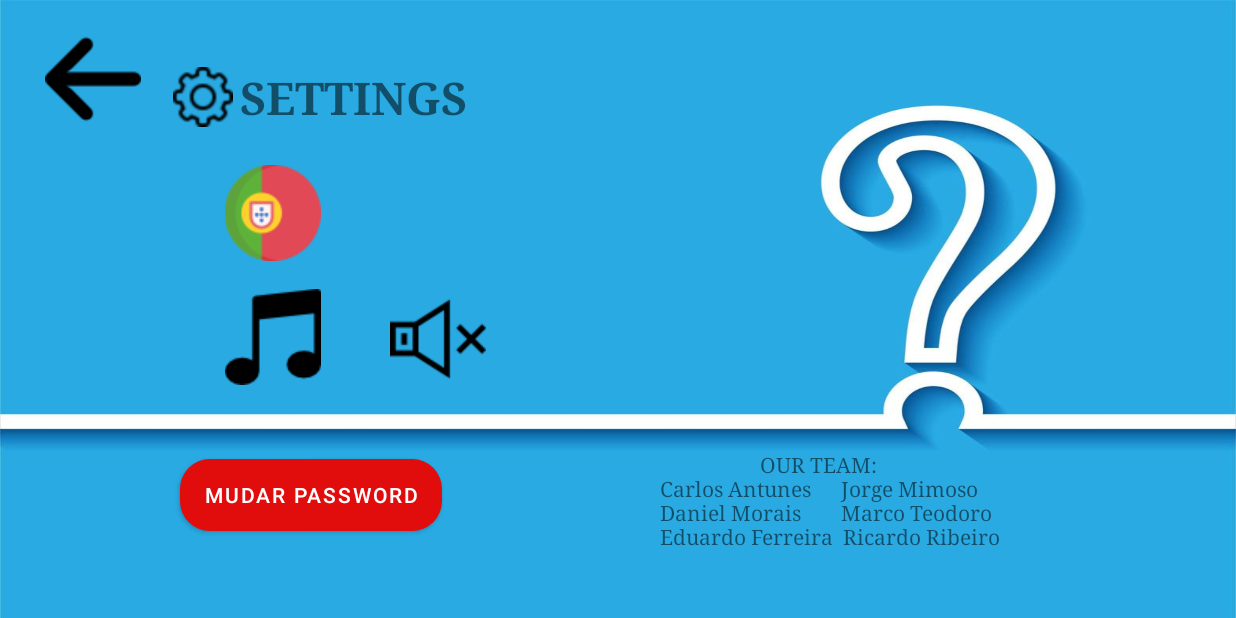
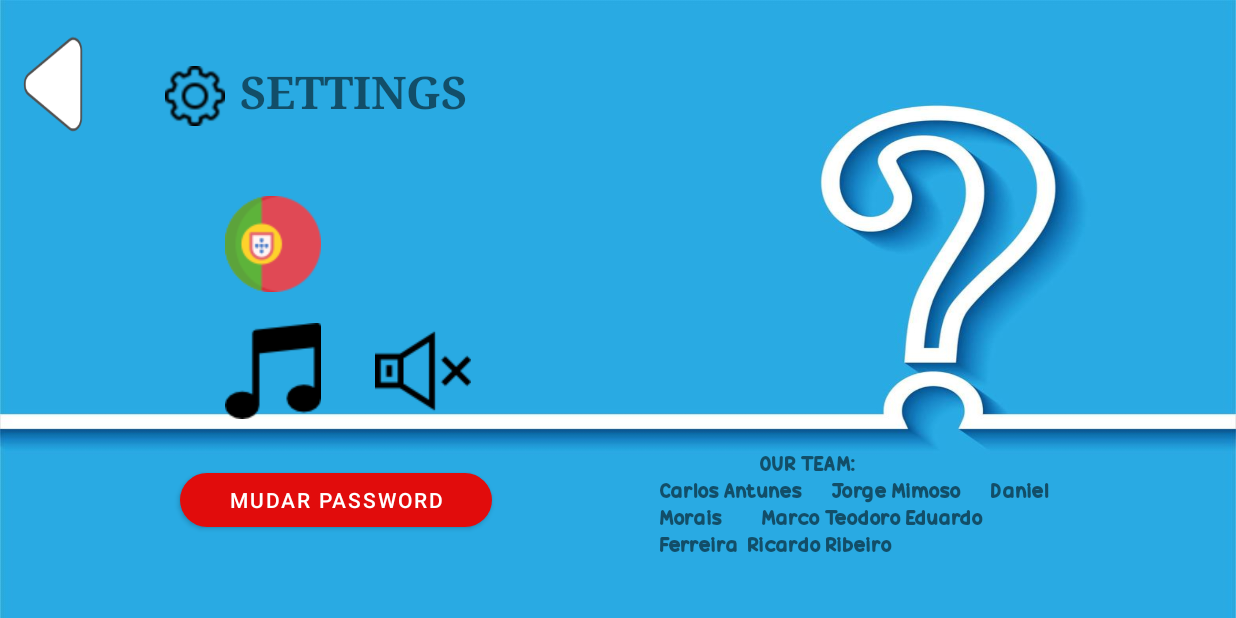
Before and after one commit to carlosela99/CM_Project, an Android app: the Settings screen opened directly, with no data from a screen before it, on a phone screen of 824 x 412 dp (held sideways). Run offline under Robolectric (Android 15) with nearby library versions, the light colour scheme and no system bars.

Commit message:
Settings Settings confirm menu

```diff
--- a/TP1-Fase 2/Implementacao/Reclaim_Portugal/app/src/main/res/layout/activity_settings.xml
+++ b/TP1-Fase 2/Implementacao/Reclaim_Portugal/app/src/main/res/layout/activity_settings.xml
@@ -14,26 +14,41 @@
      tools:layout_editor_absoluteX="-44dp"
      tools:layout_editor_absoluteY="0dp">
 
-  <Button
-      android:id="@+id/btnchange"
-      android:layout_width="wrap_content"
-      android:layout_height="60dp"
-      android:layout_marginStart="120dp"
-      android:layout_marginTop="300dp"
-      android:text="@string/change_password"
-      app:cornerRadius="20dp"
-      app:backgroundTint="#E10C0C"
+
+     <ImageButton
+             android:id="@+id/back"
+             android:layout_width="67dp"
+             android:layout_height="94dp"
+             android:background="@drawable/back"
+             android:layout_marginStart="10dp"
+             android:layout_marginTop="0dp"
+             android:scaleType="fitXY"
+
+         />
+
+     <ImageView
+             android:id="@+id/settingsLogo"
+             android:layout_width="40dp"
+             android:layout_height="40dp"
+             app:srcCompat="@drawable/settings32px"
+             android:layout_marginStart="110dp"
+             android:layout_marginTop="-50dp"
              />
 
      <TextView
-      android:id="@+id/Credits"
-      android:layout_width="260dp"
-      android:layout_height="110dp"
-      android:layout_marginStart="440dp"
-      android:layout_marginTop="-60dp"
-      android:text="                    OUR TEAM:                            Carlos Antunes      Jorge Mimoso    Daniel Morais        Marco Teodoro Eduardo Ferreira  Ricardo Ribeiro"
+             android:id="@+id/settingsText"
+             android:layout_width="183dp"
+             android:layout_height="40dp"
+             android:layout_marginStart="160dp"
+             android:layout_marginTop="-43dp"
+             android:text="SETTINGS"
+             android:textSize="30dp"
+             android:textStyle="bold"
+             android:typeface="serif" />
 
-      android:typeface="serif" />
+
+
+
 
 
       <ImageButton
@@ -42,70 +57,62 @@
       android:layout_height="64dp"
       app:srcCompat="@drawable/portugal"
       android:layout_marginStart="150dp"
-      android:layout_marginTop="-300dp"
+      android:layout_marginTop="50dp"
       android:background="@android:color/transparent"
 
       />
-
-  <ImageButton
-      android:id="@+id/muteIcon"
-      android:layout_width="64dp"
-      android:layout_height="64dp"
-      app:srcCompat="@drawable/mute"
-      android:layout_marginStart="260dp"
-      android:layout_marginTop="20dp"
-      android:background="@android:color/transparent"
-      />
-
-  <ImageButton
-      android:id="@+id/musicIcon"
-      android:layout_width="64dp"
-      android:layout_height="64dp"
-      app:srcCompat="@drawable/music"
-      android:layout_marginStart="150dp"
-      android:layout_marginTop="-65dp"
-      android:background="@android:color/transparent"
-      />
-
      <ImageButton
          android:id="@+id/reinoUnido"
          android:layout_width="64dp"
          android:layout_height="64dp"
          app:srcCompat="@drawable/"
-      android:layout_marginStart="260dp"
-      android:layout_marginTop="-150dp"
-      android:background="@android:color/transparent"
-      />
-  <ImageButton
-      android:id="@+id/leftArrow"
-      android:layout_width="64dp"
-      android:layout_height="64dp"
-      app:srcCompat="@drawable/arrow"
-      android:layout_marginStart="30dp"
-      android:layout_marginTop="-150dp"
+         android:layout_marginStart="250dp"
+         android:layout_marginTop="-63dp"
          android:background="@android:color/transparent"
          />
 
-  <ImageView
-      android:id="@+id/settingsLogo"
-      android:layout_width="40dp"
-      android:layout_height="40dp"
-      app:srcCompat="@drawable/settings32px"
-      android:layout_marginStart="115dp"
-      android:layout_marginTop="-40dp"
+     <ImageButton
+         android:id="@+id/music"
+         android:layout_width="wrap_content"
+         android:layout_height="wrap_content"
+         app:srcCompat="@drawable/music"
+         android:layout_marginStart="150dp"
+         android:layout_marginTop="20dp"
+         android:background="@android:color/transparent"/>
+
+
+
+     <TextView
+         android:id="@+id/creditos"
+         android:layout_width="260dp"
+         android:layout_height="110dp"
+         android:text="                    OUR TEAM:                            Carlos Antunes      Jorge Mimoso      Daniel Morais        Marco Teodoro Eduardo Ferreira  Ricardo Ribeiro"
+         android:fontFamily="@font/candy_beans"
+         android:layout_marginStart="440dp"
+         android:layout_marginTop="20dp"
         />
 
-  <TextView
-      android:id="@+id/settingsText"
-      android:layout_width="183dp"
-      android:layout_height="40dp"
-      android:layout_marginStart="160dp"
-      android:layout_marginTop="-40dp"
-      android:text="SETTINGS"
-      android:textSize="30dp"
-      android:textStyle="bold"
-      android:typeface="serif" />
+     <Button
+         android:id="@+id/changePass"
+         android:layout_width="208dp"
+         android:layout_height="wrap_content"
+         android:layout_marginStart="120dp"
+         android:layout_marginTop="-100dp"
+         android:text="@string/change_password"
+         app:cornerRadius="30dp"
+         app:backgroundTint="#E10C0C"
 
+         />
+
+     <ImageButton
+         android:id="@+id/imageButton2"
+         android:layout_width="64dp"
+         android:layout_height="64dp"
+         app:srcCompat="@drawable/mute"
+         android:background="@android:color/transparent"
+         android:layout_marginStart="250dp"
+         android:layout_marginTop="-142dp"
+         />
 
  </LinearLayout>
 </androidx.constraintlayout.widget.ConstraintLayout>
```
Also changed, not shown: TP1-Fase 2/Implementacao/Reclaim_Portugal/app/src/main/res/drawable-v24/arrow.png (deleted). Lines whose indentation alone changed are shown as unchanged.
